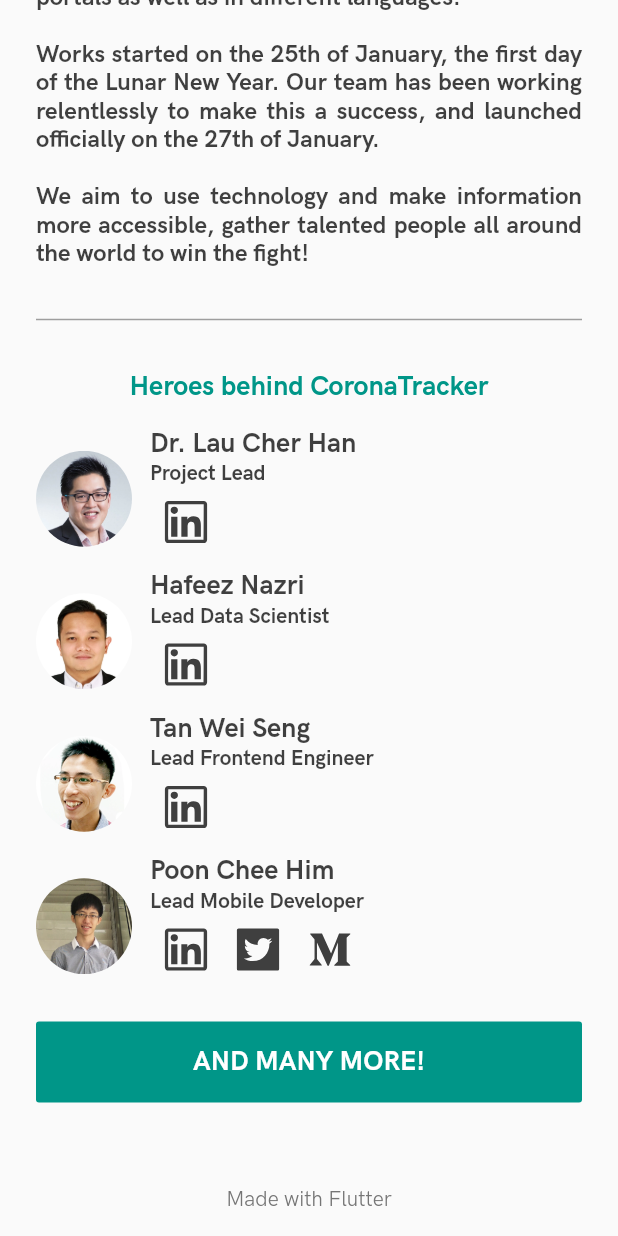
After one commit to theleadio/corona_flutter, a Flutter app: the AboutPage screen opened by its route, scrolled down 862 dp, after a tap on "AND MANY MORE!", on a phone screen of 412 x 824 dp. The commit adds this screen. Run offline on Flutter 3.47's test engine with Material 2 defaults, Android fonts, the phone set to English and light mode, and no system bars; our stand-ins replace ant_icons, built_collection, built_value, cached_network_image, recase, share and 1 more; missing offline and left inert: draggable_scrollbar, flag, flutter_custom_tabs; accounts and stored records are empty; generated files the repository leaves out were written again; network calls fail.

Commit message:
feat: added About page

```diff
--- a/lib/main.dart
+++ b/lib/main.dart
@@ -3,6 +3,7 @@ import 'package:corona_flutter/core/hospital.dart';
 import 'package:corona_flutter/core/news.dart';
 import 'package:corona_flutter/core/settings.dart';
 import 'package:corona_flutter/core/stat.dart';
+import 'package:corona_flutter/pages/about_page.dart';
 import 'package:corona_flutter/pages/home.dart';
 import 'package:flutter/material.dart';
 import 'package:provider/provider.dart';
@@ -53,6 +54,9 @@ class CoronaTrackerApp extends StatelessWidget {
           '/': (context) {
             return Home();
           },
+          '/about': (context) {
+            return AboutPage();
+          },
         },
       ),
     );
--- /dev/null
+++ b/lib/pages/about_page.dart
@@ -0,0 +1,304 @@
+import 'package:ant_icons/ant_icons.dart';
+import 'package:corona_flutter/utils/constants.dart';
+import 'package:corona_flutter/utils/helper.dart';
+import 'package:flutter/material.dart';
+
+class AboutPage extends StatelessWidget {
+  @override
+  Widget build(BuildContext context) {
+    return SafeArea(
+      child: Scaffold(
+        body: CustomScrollView(
+          slivers: <Widget>[
+            SliverAppBar(
+              backgroundColor: Colors.grey[50],
+              leading: IconButton(
+                icon: Icon(
+                  Icons.arrow_back,
+                  color: Colors.black.withOpacity(0.75),
+                ),
+                onPressed: () {
+                  Navigator.pop(context);
+                },
+              ),
+              centerTitle: true,
+              title: Text(
+                'About',
+                style: TextStyle(
+                  fontSize: 24.0,
+                  fontFamily: 'AbrilFatface',
+                  color: Colors.black.withOpacity(0.75),
+                  fontWeight: FontWeight.w700,
+                ),
+              ),
+              floating: true,
+            ),
+            SliverList(
+              delegate: SliverChildListDelegate(
+                [
+                  Padding(
+                    padding: const EdgeInsets.symmetric(
+                      horizontal: 24.0,
+                      vertical: 16.0,
+                    ),
+                    child: Text(
+                      AppConstants.about,
+                      textAlign: TextAlign.justify,
+                      style: TextStyle(
+                        fontSize: 16.0,
+                        color: Colors.black.withOpacity(0.75),
+                        fontWeight: FontWeight.w600,
+                      ),
+                    ),
+                  ),
+                  SizedBox(
+                    height: 36.0,
+                    child: Center(
+                      child: Padding(
+                        padding: EdgeInsets.symmetric(horizontal: 24.0),
+                        child: Container(
+                          height: 1.0,
+                          color: Colors.grey,
+                        ),
+                      ),
+                    ),
+                  ),
+                  Padding(
+                    padding: const EdgeInsets.symmetric(
+                      horizontal: 24.0,
+                      vertical: 16.0,
+                    ),
+                    child: Text(
+                      'Heroes behind CoronaTracker',
+                      textAlign: TextAlign.center,
+                      style: TextStyle(
+                        fontSize: 18.0,
+                        color: Colors.teal,
+                        fontWeight: FontWeight.w700,
+                      ),
+                    ),
+                  ),
+                  ...Developer.developers
+                      .map(
+                        (dev) => Padding(
+                          padding: const EdgeInsets.symmetric(
+                            horizontal: 24.0,
+                          ),
+                          child: DeveloperSnippet(
+                            name: dev.name,
+                            position: dev.position,
+                            linkedInUrl: dev.linkedInUrl,
+                            twitterUrl: dev.twitterUrl,
+                            mediumUrl: dev.mediumUrl,
+                            pathToImage: dev.pathToImage,
+                          ),
+                        ),
+                      )
+                      .toList(),
+                  Padding(
+                    padding: const EdgeInsets.symmetric(
+                      horizontal: 24.0,
+                      vertical: 16.0,
+                    ),
+                    child: FlatButton(
+                      color: Colors.teal,
+                      onPressed: () {
+                        Helper.openWebUrl(
+                          context: context,
+                          url: AppConstants.devListUrl,
+                        );
+                      },
+                      child: Padding(
+                        padding: const EdgeInsets.all(16.0),
+                        child: Text(
+                          'AND MANY MORE!',
+                          style: TextStyle(
+                            fontSize: 18.0,
+                            color: Colors.white,
+                            fontWeight: FontWeight.w700,
+                          ),
+                        ),
+                      ),
+                    ),
+                  ),
+                  SizedBox(height: 24.0),
+                  Padding(
+                    padding: const EdgeInsets.all(16.0),
+                    child: Text(
+                      'Made with Flutter',
+                      textAlign: TextAlign.center,
+                      style: TextStyle(
+                        color: Colors.grey[600],
+                      ),
+                    ),
+                  ),
+                ],
+              ),
+            ),
+          ],
+        ),
+      ),
+    );
+  }
+}
+
+class DeveloperSnippet extends StatelessWidget {
+  final String name;
+  final String position;
+  final String linkedInUrl;
+  final String twitterUrl;
+  final String mediumUrl;
+  final String pathToImage;
+
+  DeveloperSnippet({
+    this.name,
+    this.position,
+    this.linkedInUrl,
+    this.twitterUrl,
+    this.mediumUrl,
+    this.pathToImage,
+  });
+
+  @override
+  Widget build(BuildContext context) {
+    return Row(
+      // crossAxisAlignment: CrossAxisAlignment.start,
+      children: <Widget>[
+        Container(
+          width: 64.0,
+          height: 64.0,
+          decoration: BoxDecoration(
+            borderRadius: BorderRadius.circular(36.0),
+            image: DecorationImage(
+              image: AssetImage(pathToImage),
+              fit: BoxFit.cover,
+            ),
+          ),
+        ),
+        SizedBox(
+          width: 12.0,
+        ),
+        Column(
+          crossAxisAlignment: CrossAxisAlignment.start,
+          children: <Widget>[
+            Text(
+              name,
+              textAlign: TextAlign.justify,
+              style: TextStyle(
+                fontSize: 18.0,
+                color: Colors.black.withOpacity(0.75),
+                fontWeight: FontWeight.w700,
+              ),
+            ),
+            Text(
+              position,
+              textAlign: TextAlign.justify,
+              style: TextStyle(
+                fontSize: 14.0,
+                color: Colors.black.withOpacity(0.75),
+                fontWeight: FontWeight.w600,
+              ),
+            ),
+            Row(
+              children: <Widget>[
+                linkedInUrl.length <= 0
+                    ? Container()
+                    : IconButton(
+                        icon: Icon(
+                          AntIcons.linkedin,
+                          color: Colors.black.withOpacity(0.75),
+                        ),
+                        iconSize: 36.0,
+                        padding: EdgeInsets.zero,
+                        onPressed: () {
+                          Helper.openWebUrl(context: context, url: linkedInUrl);
+                        },
+                      ),
+                twitterUrl.length <= 0
+                    ? Container()
+                    : IconButton(
+                        icon: Icon(
+                          AntIcons.twitter_square,
+                          color: Colors.black.withOpacity(0.75),
+                        ),
+                        iconSize: 36.0,
+                        padding: EdgeInsets.zero,
+                        onPressed: () {
+                          Helper.openWebUrl(context: context, url: twitterUrl);
+                        },
+                      ),
+                mediumUrl.length <= 0
+                    ? Container()
+                    : IconButton(
+                        icon: Icon(
+                          AntIcons.medium,
+                          color: Colors.black.withOpacity(0.75),
+                        ),
+                        iconSize: 36.0,
+                        padding: EdgeInsets.zero,
+                        onPressed: () {
+                          Helper.openWebUrl(context: context, url: mediumUrl);
+                        },
+                      ),
+              ],
+            ),
+            SizedBox(height: 8.0),
+          ],
+        ),
+      ],
+    );
+  }
+}
+
+class Developer {
+  final String name;
+  final String position;
+  final String linkedInUrl;
+  final String twitterUrl;
+  final String mediumUrl;
+  final String pathToImage;
+
+  Developer({
+    this.name,
+    this.position,
+    this.linkedInUrl,
+    this.twitterUrl,
+    this.mediumUrl,
+    this.pathToImage,
+  });
+
+  static List<Developer> developers = [
+    Developer(
+      name: 'Dr. Lau Cher Han',
+      position: 'Project Lead',
+      linkedInUrl: 'https://www.linkedin.com/in/drhanlau/',
+      twitterUrl: '',
+      mediumUrl: '',
+      pathToImage: 'assets/img/laucherhan.webp',
+    ),
+    Developer(
+      name: 'Hafeez Nazri',
+      position: 'Lead Data Scientist',
+      linkedInUrl: 'https://www.linkedin.com/in/hafeeznazri/',
+      twitterUrl: '',
+      mediumUrl: '',
+      pathToImage: 'assets/img/hafeezn.webp',
+    ),
+    Developer(
+      name: 'Tan Wei Seng',
+      position: 'Lead Frontend Engineer',
+      linkedInUrl: 'https://www.linkedin.com/in/wei-seng-tan-304ba78a/',
+      twitterUrl: '',
+      mediumUrl: '',
+      pathToImage: 'assets/img/tanweiseng.webp',
+    ),
+    Developer(
+      name: 'Poon Chee Him',
+      position: 'Lead Mobile Developer',
+      linkedInUrl: 'https://www.linkedin.com/in/poon-cheehim/',
+      twitterUrl: 'https://twitter.com/lvlzeros',
+      mediumUrl: 'https://medium.com/@lvlzeros',
+      pathToImage: 'assets/img/shian.webp',
+    ),
+  ];
+}
--- a/lib/pages/home.dart
+++ b/lib/pages/home.dart
@@ -104,6 +104,64 @@ class _HomeState extends State<Home> {
                       settings.countryCode = value;
                     },
                   ),
+                  SizedBox(
+                    height: 36.0,
+                    child: Center(
+                      child: Container(
+                        height: 1.0,
+                        color: Colors.grey,
+                      ),
+                    ),
+                  ),
+                  InkWell(
+                    highlightColor: Colors.transparent,
+                    radius: 120.0,
+                    onTap: () {
+                      Navigator.of(context).pop();
+                      Helper.openWebUrl(
+                        context: context,
+                        url: AppConstants.coronaTrackerWebUrl,
+                      );
+                    },
+                    child: Padding(
+                      padding: const EdgeInsets.only(
+                        left: 24.0,
+                        top: 8.0,
+                        bottom: 8.0,
+                      ),
+                      child: Text(
+                        'Website',
+                        style: TextStyle(
+                          color: Colors.black.withOpacity(0.75),
+                          fontSize: 24.0,
+                          fontWeight: FontWeight.w700,
+                        ),
+                      ),
+                    ),
+                  ),
+                  InkWell(
+                    highlightColor: Colors.transparent,
+                    radius: 120.0,
+                    onTap: () {
+                      Navigator.of(context).pop();
+                      Navigator.of(context).pushNamed('/about');
+                    },
+                    child: Padding(
+                      padding: const EdgeInsets.only(
+                        left: 24.0,
+                        top: 8.0,
+                        bottom: 8.0,
+                      ),
+                      child: Text(
+                        'About',
+                        style: TextStyle(
+                          color: Colors.black.withOpacity(0.75),
+                          fontSize: 24.0,
+                          fontWeight: FontWeight.w700,
+                        ),
+                      ),
+                    ),
+                  ),
                 ],
               ),
             );
--- a/lib/pages/hospital_page.dart
+++ b/lib/pages/hospital_page.dart
@@ -263,11 +263,11 @@ class HospitalSnippet extends StatelessWidget {
                             color: Colors.teal,
                           ),
                           onPressed: () {
-                            Helper.openArticle(context: context, url: webUrl);
+                            Helper.openWebUrl(context: context, url: webUrl);
                           },
                         )
                 ],
-              )
+              ),
             ],
           ),
         ),
--- a/lib/pages/news_detail_page.dart
+++ b/lib/pages/news_detail_page.dart
@@ -155,7 +155,7 @@ class _NewsDetailPageState extends State<NewsDetailPage> {
                       child: FlatButton(
                         color: Colors.teal,
                         onPressed: () {
-                          Helper.openArticle(
+                          Helper.openWebUrl(
                             context: context,
                             url: widget.news.url,
                           );
--- a/lib/utils/constants.dart
+++ b/lib/utils/constants.dart
@@ -1,4 +1,8 @@
 class AppConstants {
+  static String coronaTrackerWebUrl = "https://www.coronatracker.com/";
+  static String devListUrl =
+      'https://docs.google.com/spreadsheets/d/1cG1UmEa-0IUetdKzYsMKXpypGFWoO88eTzadvN4NS5Y/';
+
   static String placeholderImgPath = 'assets/img/img_placeholder.png';
 
   // Shared Preferences
@@ -18,4 +22,12 @@ class AppConstants {
     {"code": "TH", "name": "Thailand"},
     {"code": "VN", "name": "Vietnam"},
   ];
+
+  static String about = "CORONATRACKER.com is a community-based project powered by over 460 volunteers from across the globe, ranging from data scientists, medical professionals, UI/UX designers, fullstack developers, to the general public.\n\n" +
+      "It acts as a portal for the public to keep track of the latest news development about the 2019-nCov, alongside collecting data for further analysis. All the contents are handpicked, filtered, and curated by volunteers to our best extent to ensure that sources are reliable with minimal hoaxes and fake news, in the best benefit of the public. Natural Language Processing (NLP) is used to analyze trending content and identify meaningful topics over various news sources and social media platforms prior to being verified by our team.\n\n" +
+      "CORONATRACKER.com also aims to gather data for in-depth analysis (e.g. time series to monitor the growth, spread of the virus) and localized news (e.g. news related to Malaysia, or KL only).The platform is vital for information consolidation, and all gathered information is open to use for the public.This is a 100% open source project, all information and publishable data are available on Github as well. Everyone is welcomed to contribute through our telegram channel.\n\n" +
+      "Our team of data scientists use OSEMN framework to collect, clean, explore, model, and run their own analysis. For ease of public understanding, it is presented using graphic visualizations and dashboards. Through the data obtained, we hope to build machine learning models very soon.\n\n" +
+      "We were inspired by the Coronavirus Outbreak Map by John Hopkins University that was very informative. We also recognised the difficulty to gather data for in-depth analysis through various other sources of scattered data on different news portals as well as in different languages.\n\n" +
+      "Works started on the 25th of January, the first day of the Lunar New Year. Our team has been working relentlessly to make this a success, and launched officially on the 27th of January.\n\n" +
+      "We aim to use technology and make information more accessible, gather talented people all around the world to win the fight!";
 }
--- a/lib/utils/helper.dart
+++ b/lib/utils/helper.dart
@@ -9,7 +9,7 @@ import 'package:shared_preferences/shared_preferences.dart';
 import 'package:url_launcher/url_launcher.dart';
 
 class Helper {
-  static void openArticle({
+  static void openWebUrl({
     String url,
     BuildContext context,
   }) async {
@@ -17,13 +17,15 @@ class Helper {
       await CustomTabs.launch(
         url,
         option: CustomTabs.CustomTabsOption(
-          toolbarColor: Theme.of(context).primaryColor,
+          toolbarColor: Colors.teal,
           enableDefaultShare: true,
           enableUrlBarHiding: true,
           showPageTitle: true,
-          animation: CustomTabs.CustomTabsAnimation.slideIn(),
+          enableInstantApps: true,
           extraCustomTabs: <String>[
+            // ref. https://play.google.com/store/apps/details?id=org.mozilla.firefox
             'org.mozilla.firefox',
+            // ref. https://play.google.com/store/apps/details?id=com.microsoft.emmx
             'com.microsoft.emmx',
           ],
         ),
--- a/pubspec.yaml
+++ b/pubspec.yaml
@@ -60,6 +60,10 @@ flutter:
 
   assets:
     - assets/img/img_placeholder.png
+    - assets/img/laucherhan.webp
+    - assets/img/hafeezn.webp
+    - assets/img/shian.webp
+    - assets/img/tanweiseng.webp
 
   fonts:
     - family: HKGrotesk
```
Also changed, not shown: assets/img/hafeezn.webp (added), assets/img/laucherhan.webp (added), assets/img/shian.webp (added), assets/img/tanweiseng.webp (added).
